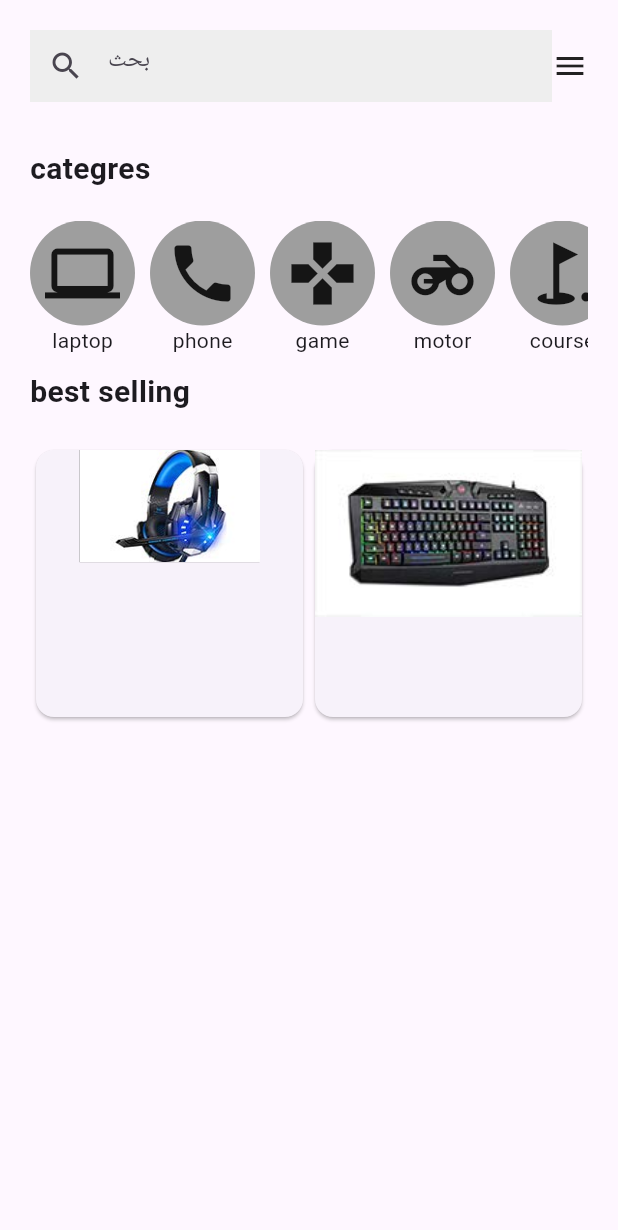
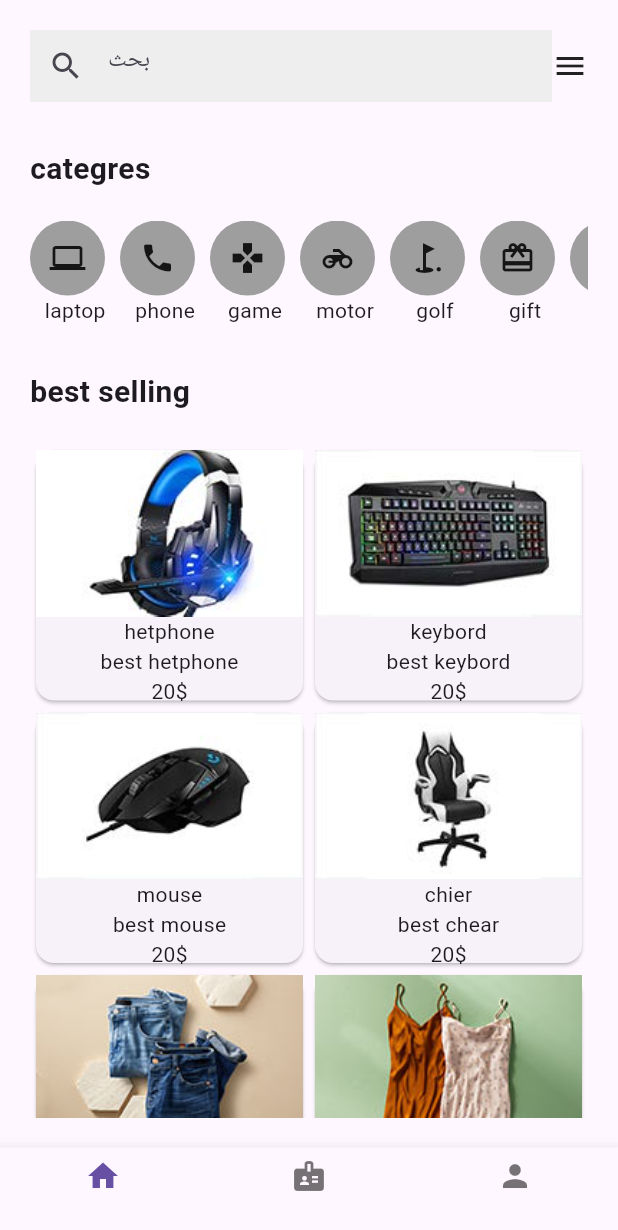
Before and after one commit to NELLGFWE/market-app, a Flutter app: the screen it shows after launch, on a phone screen of 412 x 824 dp. Shown: the top 1230 px of the screen. Run offline on Flutter 3.47's test engine with Material 3 defaults, Android fonts, the phone set to English and light mode, and no system bars.

Commit message:
full app 1.0

```diff
--- /dev/null
+++ b/lib/deteals.dart
@@ -0,0 +1,40 @@
+import 'package:flutter/material.dart';
+
+class itesms extends StatefulWidget {
+  final data;
+  const itesms({super.key, this.data});
+
+  @override
+  State<itesms> createState() => _itesmsState();
+}
+
+class _itesmsState extends State<itesms> {
+  @override
+  Widget build(BuildContext context) {
+    return Scaffold(
+        appBar: AppBar(
+          backgroundColor: Colors.grey[200],
+        ),
+        body: ListView(
+          children: [
+            Column(
+              children: [
+                Image.asset(widget.data['image']),
+                Container(
+                  height: 20,
+                ),
+                Text(widget.data['name']),
+                Container(
+                  height: 20,
+                ),
+                Text(widget.data['bio']),
+                Container(
+                  height: 20,
+                ),
+                Text(widget.data['price']),
+              ],
+            )
+          ],
+        ));
+  }
+}
--- a/lib/main.dart
+++ b/lib/main.dart
@@ -1,4 +1,137 @@
 import 'package:flutter/material.dart';
+import 'package:t1/deteals.dart';
+
+List cataloge = [
+  {"icon": (Icons.laptop), "title": "laptop"},
+  {"icon": (Icons.phone), "title": "phone"},
+  {"icon": (Icons.gamepad), "title": "game"},
+  {"icon": (Icons.motorcycle), "title": "motor"},
+  {"icon": (Icons.golf_course), "title": "golf"},
+  {"icon": (Icons.card_giftcard), "title": "gift"},
+  {"icon": (Icons.car_rental), "title": "car"}
+];
+List pro = [
+  {
+    "image": "images/img1.jpg",
+    "name": "hetphone",
+    "bio": "best hetphone",
+    "price": "20\$"
+  },
+  {
+    "image": "images/img2.jpg",
+    "name": "keybord",
+    "bio": "best keybord",
+    "price": "20\$"
+  },
+  {
+    "image": "images/img3.jpg",
+    "name": "mouse",
+    "bio": "best mouse",
+    "price": "20\$"
+  },
+  {
+    "image": "images/img4.jpg",
+    "name": "chier",
+    "bio": "best chear",
+    "price": "20\$"
+  },
+  {
+    "image": "images/img5.jpg",
+    "name": "hetphone",
+    "bio": "best hetphone",
+    "price": "20\$"
+  },
+  {
+    "image": "images/img6.jpg",
+    "name": "hetphone",
+    "bio": "best hetphone",
+    "price": "20\$"
+  },
+  {
+    "image": "images/img7.jpg",
+    "name": "hetphone",
+    "bio": "best hetphone",
+    "price": "20\$"
+  },
+  {
+    "image": "images/img8.jpg",
+    "name": "hetphone",
+    "bio": "best hetphone",
+    "price": "20\$"
+  },
+  {
+    "image": "images/img9.jpg",
+    "name": "hetphone",
+    "bio": "best hetphone",
+    "price": "20\$"
+  },
+  {
+    "image": "images/img10.jpg",
+    "name": "hetphone",
+    "bio": "best hetphone",
+    "price": "20\$"
+  },
+  {
+    "image": "images/img1.jpg",
+    "name": "hetphone",
+    "bio": "best hetphone",
+    "price": "20\$"
+  },
+  {
+    "image": "images/img2.jpg",
+    "name": "keybord",
+    "bio": "best keybord",
+    "price": "20\$"
+  },
+  {
+    "image": "images/img3.jpg",
+    "name": "mouse",
+    "bio": "best mouse",
+    "price": "20\$"
+  },
+  {
+    "image": "images/img4.jpg",
+    "name": "chier",
+    "bio": "best chear",
+    "price": "20\$"
+  },
+  {
+    "image": "images/img5.jpg",
+    "name": "hetphone",
+    "bio": "best hetphone",
+    "price": "20\$"
+  },
+  {
+    "image": "images/img6.jpg",
+    "name": "hetphone",
+    "bio": "best hetphone",
+    "price": "20\$"
+  },
+  {
+    "image": "images/img7.jpg",
+    "name": "hetphone",
+    "bio": "best hetphone",
+    "price": "20\$"
+  },
+  {
+    "image": "images/img8.jpg",
+    "name": "hetphone",
+    "bio": "best hetphone",
+    "price": "20\$"
+  },
+  {
+    "image": "images/img9.jpg",
+    "name": "hetphone",
+    "bio": "best hetphone",
+    "price": "20\$"
+  },
+  {
+    "image": "images/img10.jpg",
+    "name": "hetphone",
+    "bio": "best hetphone",
+    "price": "20\$"
+  },
+];
 
 void main() {
   runApp(const MyApp());
@@ -16,6 +149,11 @@ class _MyAppState extends State<MyApp> {
   Widget build(BuildContext context) {
     return MaterialApp(
       home: Scaffold(
+        bottomNavigationBar: BottomNavigationBar(items: [
+          BottomNavigationBarItem(icon: Icon(Icons.home), label: ''),
+          BottomNavigationBarItem(icon: Icon(Icons.badge), label: ''),
+          BottomNavigationBarItem(icon: Icon(Icons.person), label: ''),
+        ]),
         body: Container(
           padding: const EdgeInsets.symmetric(horizontal: 20, vertical: 20),
           child: ListView(
@@ -35,182 +173,68 @@ class _MyAppState extends State<MyApp> {
                 ],
               ),
               Container(height: 30),
-              Text(
+              const Text(
                 'categres',
                 style: TextStyle(fontWeight: FontWeight.bold, fontSize: 20),
               ),
               Container(height: 20),
-              Container(
+              SizedBox(
                 height: 100,
-                child: ListView(
-                  scrollDirection: Axis.horizontal,
+                child: ListView.builder(
+                  itemCount: (cataloge.length),
+                  itemBuilder: (context, index) {
+                    return Column(
                       children: [
                         Container(
                           margin: EdgeInsets.only(right: 10),
-                      child: Column(
-                        children: [
-                          Container(
+                          height: 50,
+                          width: 50,
+                          child: Icon(cataloge[index]['icon']),
                           decoration: BoxDecoration(
                               color: Colors.grey,
                               borderRadius: BorderRadius.circular(100)),
                           padding: EdgeInsets.all(10),
-                            child: Icon(
-                              Icons.laptop,
-                              size: 50,
+                        ),
+                        Text(cataloge[index]["title"])
+                      ],
+                    );
+                  },
+                  scrollDirection: Axis.horizontal,
                 ),
               ),
-                          Text('laptop')
-                        ],
-                      ),
-                    ),
-                    Container(
-                      margin: EdgeInsets.only(right: 10),
-                      child: Column(
-                        children: [
-                          Container(
-                            decoration: BoxDecoration(
-                                color: Colors.grey,
-                                borderRadius: BorderRadius.circular(100)),
-                            padding: EdgeInsets.all(10),
-                            child: Icon(
-                              Icons.phone,
-                              size: 50,
-                            ),
-                          ),
-                          Text('phone')
-                        ],
-                      ),
-                    ),
-                    Container(
-                      margin: EdgeInsets.only(right: 10),
-                      child: Column(
-                        children: [
-                          Container(
-                            decoration: BoxDecoration(
-                                color: Colors.grey,
-                                borderRadius: BorderRadius.circular(100)),
-                            padding: EdgeInsets.all(10),
-                            child: Icon(
-                              Icons.gamepad,
-                              size: 50,
-                            ),
-                          ),
-                          Text('game')
-                        ],
-                      ),
-                    ),
-                    Container(
-                      margin: EdgeInsets.only(right: 10),
-                      child: Column(
-                        children: [
-                          Container(
-                            decoration: BoxDecoration(
-                                color: Colors.grey,
-                                borderRadius: BorderRadius.circular(100)),
-                            padding: EdgeInsets.all(10),
-                            child: Icon(
-                              Icons.motorcycle,
-                              size: 50,
-                            ),
-                          ),
-                          Text('motor')
-                        ],
-                      ),
-                    ),
-                    Container(
-                      margin: EdgeInsets.only(right: 10),
-                      child: Column(
-                        children: [
-                          Container(
-                            decoration: BoxDecoration(
-                                color: Colors.grey,
-                                borderRadius: BorderRadius.circular(100)),
-                            padding: EdgeInsets.all(10),
-                            child: Icon(
-                              Icons.golf_course,
-                              size: 50,
-                            ),
-                          ),
-                          Text('course')
-                        ],
-                      ),
-                    ),
-                    Container(
-                      margin: EdgeInsets.only(right: 10),
-                      child: Column(
-                        children: [
-                          Container(
-                            decoration: BoxDecoration(
-                                color: Colors.grey,
-                                borderRadius: BorderRadius.circular(100)),
-                            padding: EdgeInsets.all(10),
-                            child: Icon(
-                              Icons.gif_outlined,
-                              size: 50,
-                            ),
-                          ),
-                          Text('gift')
-                        ],
-                      ),
-                    ),
-                    Container(
-                      margin: EdgeInsets.only(right: 10),
-                      child: Column(
-                        children: [
-                          Container(
-                            decoration: BoxDecoration(
-                                color: Colors.grey,
-                                borderRadius: BorderRadius.circular(100)),
-                            padding: EdgeInsets.all(10),
-                            child: Icon(
-                              Icons.car_rental,
-                              size: 50,
-                            ),
-                          ),
-                          Text('car')
-                        ],
-                      ),
-                    ),
-                  ],
-                ),
-              ),
-              Text(
+              const Text(
                 'best selling',
                 style: TextStyle(fontWeight: FontWeight.bold, fontSize: 20),
               ),
               Container(
                 height: 20,
               ),
-              GridView(
+              GridView.builder(
+                itemCount: pro.length,
+                shrinkWrap: true,
                 physics: NeverScrollableScrollPhysics(),
-                shrinkWrap: true,
                 gridDelegate: SliverGridDelegateWithFixedCrossAxisCount(
-                    crossAxisCount: 2),
-                children: [
-                  Card(
+                    crossAxisCount: 2, mainAxisExtent: 175),
+                itemBuilder: (context, index) {
+                  return InkWell(
+                    onTap: () {
+                      Navigator.of(context).push(MaterialPageRoute(
+                          builder: (context) => itesms(data: pro[index])));
+                    },
+                    child: Card(
                       child: Column(
                         children: [
                           Container(
-                          color: Colors.grey,
-                          child: Image.asset(
-                            "images/img1.jpg",
-                            width: 120,
+                            child: Image.asset(pro[index]['image']),
                           ),
-                        )
+                          Text(pro[index]['name']),
+                          Text(pro[index]['bio']),
+                          Text(pro[index]['price']),
                         ],
                       ),
                     ),
-                  Card(
-                    child: Column(
-                      children: [
-                        Container(
-                          color: Colors.grey,
-                          child: Image.asset("images/img2.jpg"),
-                        )
-                      ],
-                    ),
-                  ),
-                ],
+                  );
+                },
               )
             ],
           ),
```
Also changed, not shown: pubspec.yaml (+7 -7 lines). Lines whose indentation alone changed are shown as unchanged.
